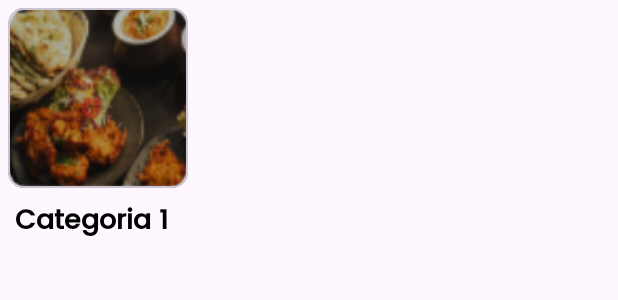
After one commit to JoseDPerez11/LupiApp, an Android app: the layout item_categories.xml on its own in the app's theme, with its tools: preview values and no code run, on a phone screen of 412 x 824 dp. The commit adds this screen. Shown: the top 300 px of the screen. Run offline under Robolectric (Android 15) with nearby library versions, the phone set to English and light mode, and no system bars.

Commit message:
list of categories with gridview in android

```diff
--- /dev/null
+++ b/app/src/main/res/layout/item_categories.xml
@@ -0,0 +1,44 @@
+<?xml version="1.0" encoding="utf-8"?>
+<LinearLayout xmlns:android="http://schemas.android.com/apk/res/android"
+    android:layout_width="match_parent"
+    android:layout_height="match_parent"
+    xmlns:app="http://schemas.android.com/apk/res-auto"
+    android:orientation="vertical">
+
+    <com.google.android.material.card.MaterialCardView
+        android:id="@+id/cvCategoria"
+        android:layout_width="wrap_content"
+        android:layout_height="wrap_content"
+        android:layout_margin="5dp"
+        android:elevation="8dp"
+        app:cardCornerRadius="10dp" >
+
+        <RelativeLayout
+            android:layout_width="match_parent"
+            android:layout_height="wrap_content"
+            android:gravity="center" >
+
+            <ImageView
+                android:id="@+id/imgCategoria"
+                android:layout_width="120dp"
+                android:layout_height="120dp"
+                android:scaleType="fitXY"
+                android:src="@drawable/food_img2" />
+
+        </RelativeLayout>
+    </com.google.android.material.card.MaterialCardView>
+
+    <TextView
+        android:id="@+id/txtNombreCategoria"
+        android:layout_width="wrap_content"
+        android:layout_height="wrap_content"
+        android:layout_marginTop="1dp"
+        android:fontFamily="@font/poppins_medium"
+        android:gravity="center"
+        android:text="@string/item_subtitle_categoires"
+        android:paddingLeft="10dp"
+        android:textColor="#000"
+        android:textSize="18sp"
+        android:textStyle="bold" />
+
+</LinearLayout>
--- a/app/src/main/res/values/strings.xml
+++ b/app/src/main/res/values/strings.xml
@@ -32,6 +32,9 @@
     <string name="register_title">Subir imagen para tu perfil</string>
     <string name="register_button">Subir Imagen</string>
     <string name="register_subtitle2">Registar Datos Personales</string>
+
+    <string name="item_subtitle_categoires">Categoria 1</string>
+    <string name="fragment_subtitle_categories">Categorias</string>
 
 
     <string name="comprar_p">Comprar</string>
```
Also changed, not shown: app/src/main/java/com/dsa/lupiapp/activity/ui/inicio/InicioFragment.java (+25 -0 lines), app/src/main/java/com/dsa/lupiapp/adapter/CategoriaAdapter.java (added, +52 -0 lines), app/src/main/java/com/dsa/lupiapp/api/CategoriaApi.java (added, +18 -0 lines), app/src/main/java/com/dsa/lupiapp/api/ConfigApi.java (+8 -0 lines), app/src/main/java/com/dsa/lupiapp/entity/service/Categoria.java (added, +40 -0 lines), app/src/main/java/com/dsa/lupiapp/repository/CategoriaRepository.java (added, +51 -0 lines), app/src/main/java/com/dsa/lupiapp/viewmodel/CategoriaViewModel.java (added, +27 -0 lines), app/src/main/res/layout/fragment_inicio.xml (+18 -2 lines).
